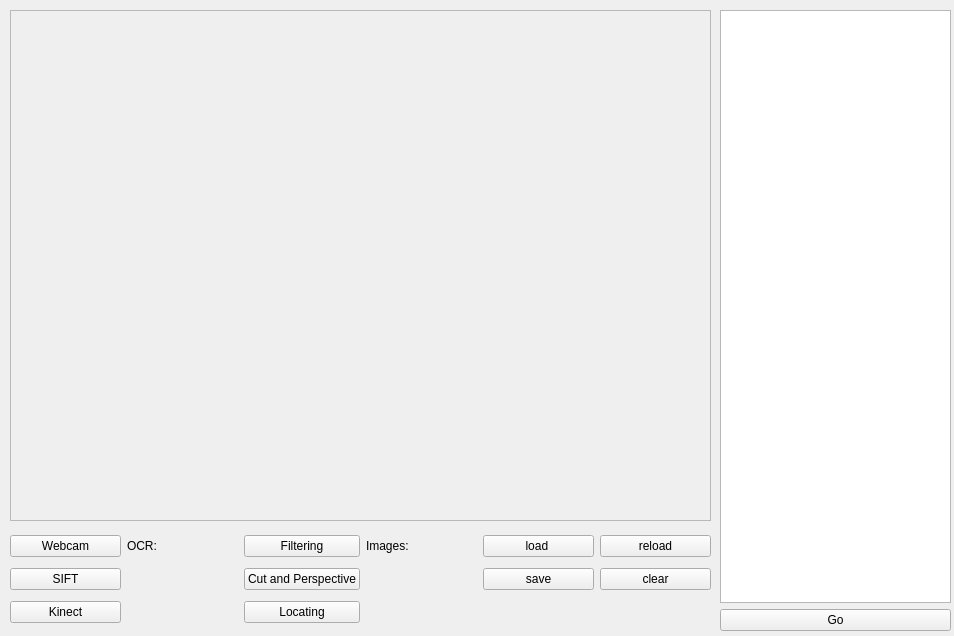
This is ui/mainwindow.ui in najlepsiwebdesigner/opencv-lab as Qt 5 draws it before an edit. The edited form follows.
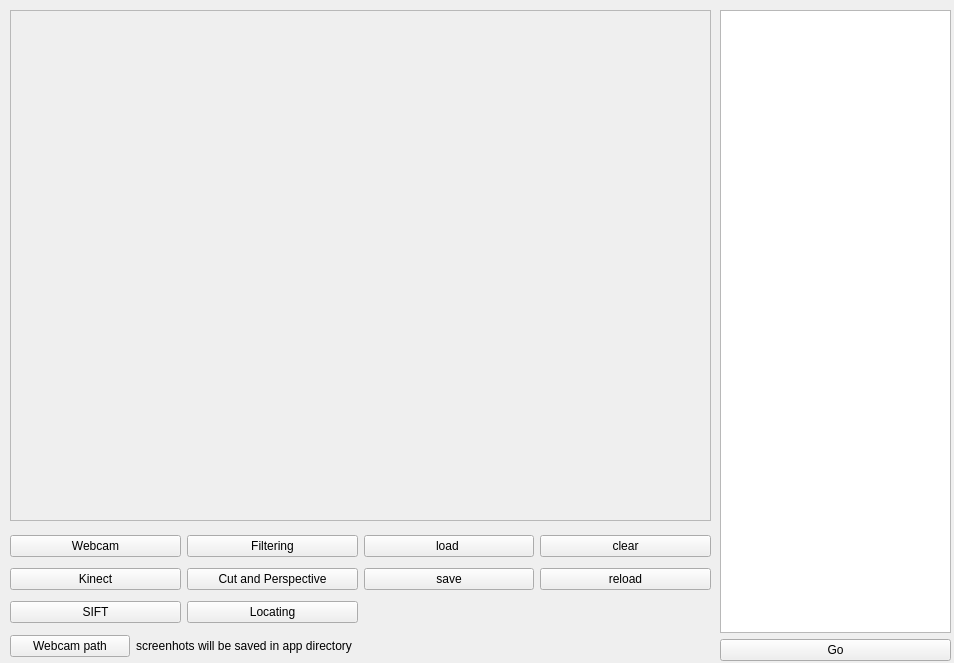
This is the edited form.

```diff
--- a/ui/mainwindow.ui
+++ b/ui/mainwindow.ui
@@ -7,7 +7,7 @@
     <x>0</x>
     <y>0</y>
     <width>954</width>
-    <height>636</height>
+    <height>663</height>
    </rect>
   </property>
   <property name="sizePolicy">
@@ -54,7 +54,7 @@
       <x>720</x>
       <y>10</y>
       <width>231</width>
-      <height>621</height>
+      <height>651</height>
      </rect>
     </property>
     <layout class="QVBoxLayout" name="verticalLayout">
@@ -80,10 +80,38 @@
      </rect>
     </property>
     <layout class="QGridLayout" name="gridLayout">
-     <item row="1" column="0">
-      <widget class="QPushButton" name="SIFT">
+     <item row="2" column="2">
+      <widget class="QPushButton" name="locating">
        <property name="text">
-        <string>SIFT</string>
+        <string>Locating</string>
+       </property>
+      </widget>
+     </item>
+     <item row="1" column="2">
+      <widget class="QPushButton" name="cutaAndPerspective">
+       <property name="text">
+        <string>Cut and Perspective</string>
+       </property>
+      </widget>
+     </item>
+     <item row="0" column="2">
+      <widget class="QPushButton" name="filtering">
+       <property name="text">
+        <string>Filtering</string>
+       </property>
+      </widget>
+     </item>
+     <item row="0" column="4">
+      <widget class="QPushButton" name="loadPicture">
+       <property name="text">
+        <string>load </string>
+       </property>
+      </widget>
+     </item>
+     <item row="1" column="4">
+      <widget class="QPushButton" name="savePictures">
+       <property name="text">
+        <string>save</string>
        </property>
       </widget>
      </item>
@@ -94,63 +122,21 @@
        </property>
       </widget>
      </item>
-     <item row="1" column="7">
+     <item row="0" column="5">
       <widget class="QPushButton" name="clearImages">
        <property name="text">
         <string>clear</string>
        </property>
       </widget>
      </item>
-     <item row="0" column="7">
+     <item row="1" column="5">
       <widget class="QPushButton" name="reload">
        <property name="text">
         <string>reload</string>
        </property>
       </widget>
      </item>
-     <item row="1" column="3">
-      <widget class="QPushButton" name="cutaAndPerspective">
-       <property name="text">
-        <string>Cut and Perspective</string>
-       </property>
-      </widget>
-     </item>
-     <item row="0" column="6">
-      <widget class="QPushButton" name="loadPicture">
-       <property name="text">
-        <string>load </string>
-       </property>
-      </widget>
-     </item>
-     <item row="0" column="3">
-      <widget class="QPushButton" name="filtering">
-       <property name="text">
-        <string>Filtering</string>
-       </property>
-      </widget>
-     </item>
-     <item row="0" column="5">
-      <widget class="QLabel" name="label_2">
-       <property name="text">
-        <string>Images:</string>
-       </property>
-      </widget>
-     </item>
-     <item row="1" column="6">
-      <widget class="QPushButton" name="savePictures">
-       <property name="text">
-        <string>save</string>
-       </property>
-      </widget>
-     </item>
-     <item row="0" column="2">
-      <widget class="QLabel" name="label">
-       <property name="text">
-        <string>OCR:</string>
-       </property>
-      </widget>
-     </item>
-     <item row="2" column="0">
+     <item row="1" column="0">
       <widget class="QPushButton" name="showKinect">
        <property name="autoFillBackground">
         <bool>false</bool>
@@ -163,10 +149,42 @@
        </property>
       </widget>
      </item>
-     <item row="2" column="3">
-      <widget class="QPushButton" name="locating">
+     <item row="2" column="0">
+      <widget class="QPushButton" name="SIFT">
        <property name="text">
-        <string>Locating</string>
+        <string>SIFT</string>
+       </property>
+      </widget>
+     </item>
+    </layout>
+   </widget>
+   <widget class="QWidget" name="horizontalLayoutWidget">
+    <property name="geometry">
+     <rect>
+      <x>10</x>
+      <y>630</y>
+      <width>701</width>
+      <height>32</height>
+     </rect>
+    </property>
+    <layout class="QHBoxLayout" name="horizontalLayout">
+     <item>
+      <widget class="QPushButton" name="setWebcamScreenshotPath">
+       <property name="maximumSize">
+        <size>
+         <width>120</width>
+         <height>16777215</height>
+        </size>
+       </property>
+       <property name="text">
+        <string>Webcam path</string>
+       </property>
+      </widget>
+     </item>
+     <item>
+      <widget class="QLabel" name="webcamScreenshotPath">
+       <property name="text">
+        <string>screenhots will be saved in app directory</string>
        </property>
       </widget>
      </item>
```
Left out of the diff: 1 changed line with no effect on the pictures.
